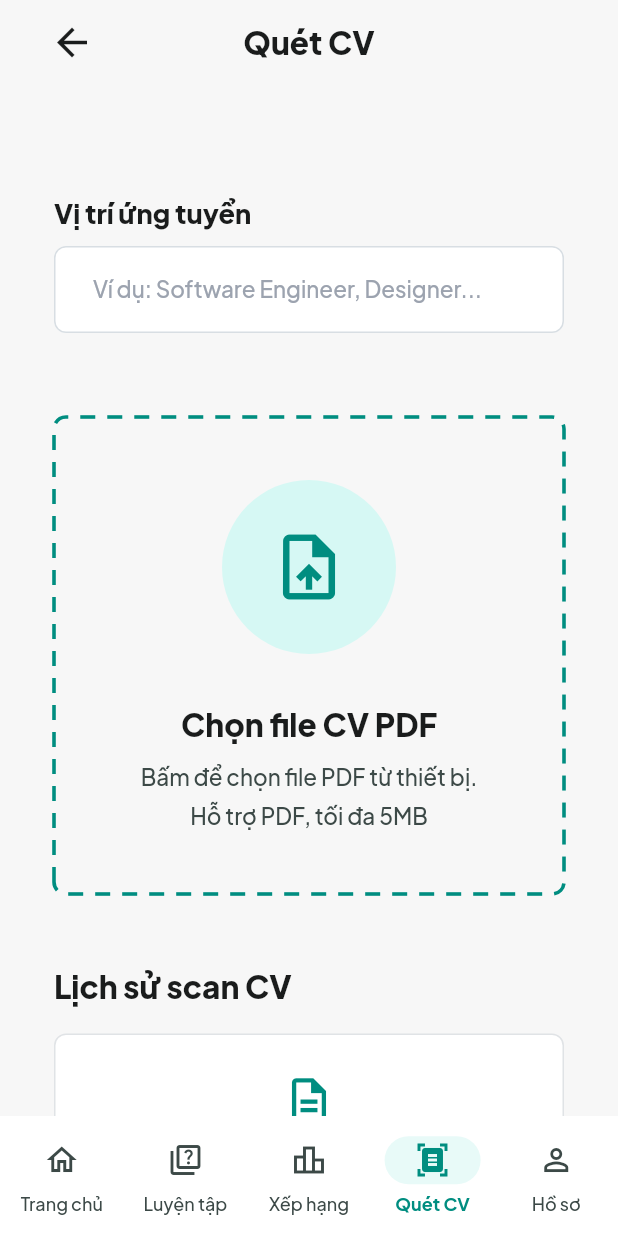
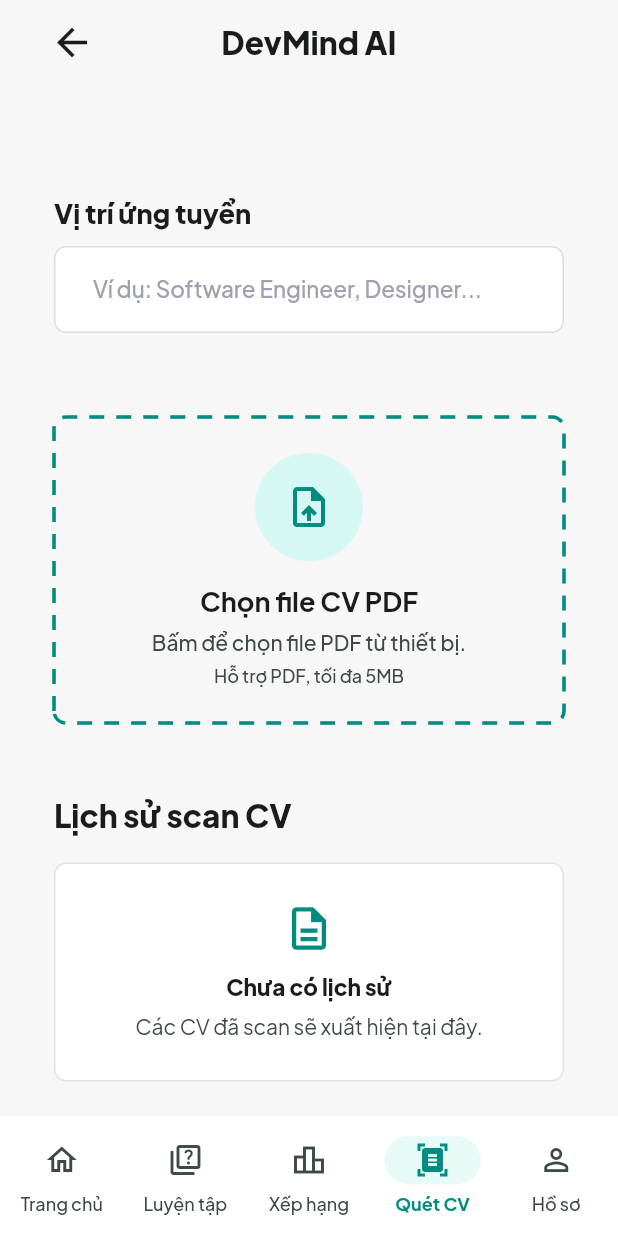
Before and after one commit to huypham200104/DevMind, a Flutter app: the CvScannerScreen screen opened by its route, on a phone screen of 412 x 824 dp. Run offline on Flutter 3.47's test engine with Material 3 defaults, Android fonts, the phone set to English and light mode, and no system bars; our stand-ins replace cloud_firestore, cloud_functions, file_picker, firebase_auth, firebase_core, flutter_svg and 2 more; missing offline and left inert: syncfusion_flutter_pdf; accounts and stored records are empty; generated files the repository leaves out were written again; network calls fail.

Commit message:
style: Make CV upload drop zone more compact

```diff
--- a/devmind_app/lib/features/cv_scanner/presentation/screens/cv_scanner_screen.dart
+++ b/devmind_app/lib/features/cv_scanner/presentation/screens/cv_scanner_screen.dart
@@ -70,7 +70,7 @@
             Padding(
               padding: const EdgeInsets.symmetric(horizontal: 24),
               child: AppHeader(
-                title: 'Quét CV',
+                title: 'DevMind AI',
                 onBack: _handleBack,
               ),
             ),
--- a/devmind_app/lib/features/cv_scanner/presentation/widgets/cv_upload_drop_zone.dart
+++ b/devmind_app/lib/features/cv_scanner/presentation/widgets/cv_upload_drop_zone.dart
@@ -33,62 +33,62 @@
           ),
           child: Container(
             width: double.infinity,
-            constraints: const BoxConstraints(minHeight: 282),
-            padding: const EdgeInsets.symmetric(horizontal: 24, vertical: 42),
+            constraints: const BoxConstraints(minHeight: 160),
+            padding: const EdgeInsets.symmetric(horizontal: 24, vertical: 24),
             child: Column(
               mainAxisAlignment: MainAxisAlignment.center,
               children: [
                 Container(
-                  width: 116,
-                  height: 116,
+                  width: 72,
+                  height: 72,
                   decoration: const BoxDecoration(
                     color: Color(0xFFD6F8F4),
                     shape: BoxShape.circle,
                   ),
                   child: isBusy
                       ? const Padding(
-                          padding: EdgeInsets.all(34),
-                          child: CircularProgressIndicator(strokeWidth: 3),
+                          padding: EdgeInsets.all(20),
+                          child: CircularProgressIndicator(strokeWidth: 2.5),
                         )
                       : Icon(
                           hasSelectedFile
                               ? Icons.picture_as_pdf_outlined
                               : Icons.upload_file_outlined,
                           color: AppColors.primaryGradientEnd,
-                          size: 52,
+                          size: 32,
                         ),
                 ),
-                const SizedBox(height: 34),
+                const SizedBox(height: 16),
                 Text(
                   hasSelectedFile ? selectedFileName! : 'Chọn file CV PDF',
                   textAlign: TextAlign.center,
                   maxLines: 2,
                   overflow: TextOverflow.ellipsis,
-                  style: Theme.of(context).textTheme.headlineSmall?.copyWith(
+                  style: Theme.of(context).textTheme.titleLarge?.copyWith(
                     color: AppColors.textPrimary,
-                    fontWeight: FontWeight.w800,
+                    fontWeight: FontWeight.w700,
                     height: 1.15,
                     letterSpacing: 0,
                   ),
                 ),
-                const SizedBox(height: 14),
+                const SizedBox(height: 8),
                 Text(
                   hasSelectedFile
                       ? '${selectedFileSize ?? 'Không rõ dung lượng'} • Bấm để chọn file khác.'
                       : 'Bấm để chọn file PDF từ thiết bị.',
                   textAlign: TextAlign.center,
-                  style: Theme.of(context).textTheme.titleMedium?.copyWith(
+                  style: Theme.of(context).textTheme.bodyMedium?.copyWith(
                     color: AppColors.textSecondary,
                     fontWeight: FontWeight.w500,
                     height: 1.35,
                     letterSpacing: 0,
                   ),
                 ),
-                const SizedBox(height: 6),
+                const SizedBox(height: 4),
                 Text(
                   'Hỗ trợ PDF, tối đa 5MB',
                   textAlign: TextAlign.center,
-                  style: Theme.of(context).textTheme.titleMedium?.copyWith(
+                  style: Theme.of(context).textTheme.bodySmall?.copyWith(
                     color: AppColors.textSecondary,
                     fontWeight: FontWeight.w500,
                     height: 1.35,
```
